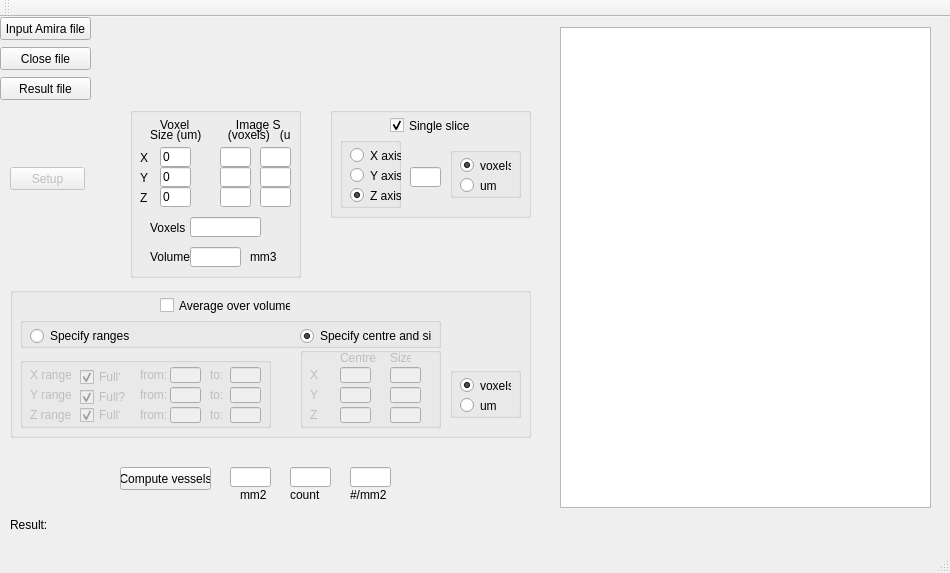
Above: Qt/Quantifier/mainwindow.ui from gibbogle/vessel-tools before the change. Below: the same form after it.
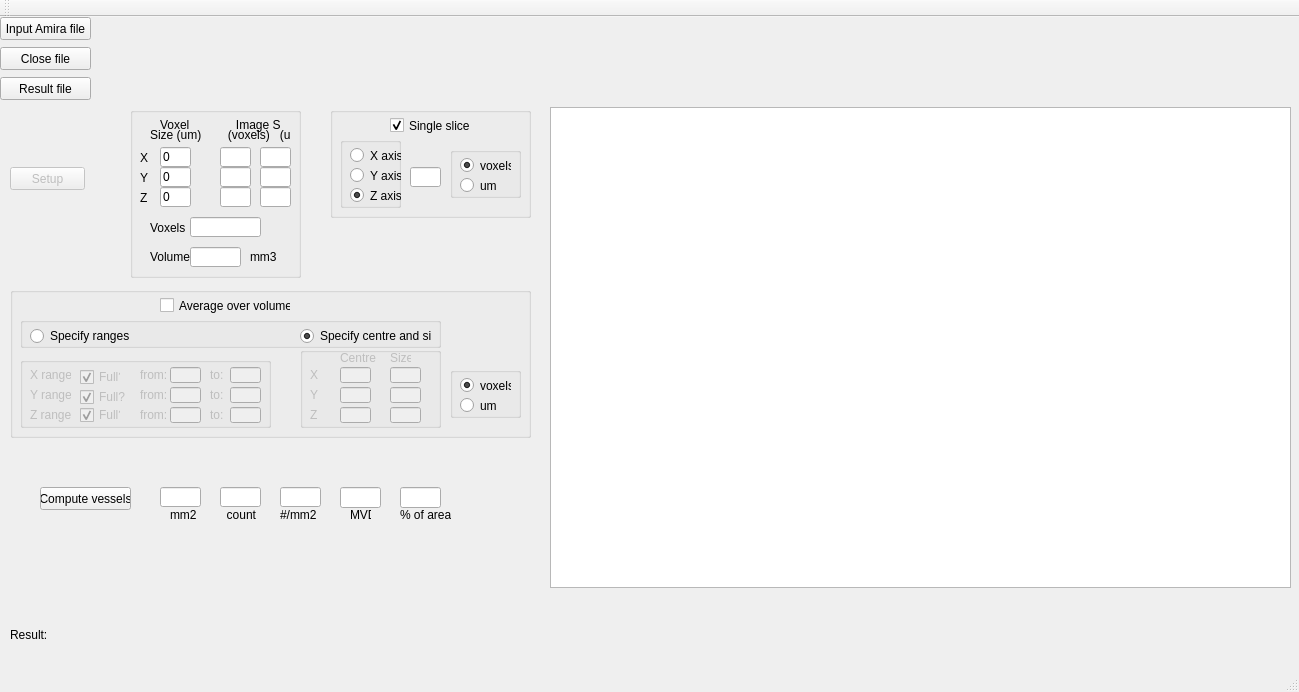
That is the form after the change.

Commit message: G: changed Qt/Quantifier/mainwindow.cpp G: changed Qt/Quantifier/mainwindow.h G: changed Qt/Quantifier/mainwindow.ui G: changed Qt/Quantifier/network.h G: changed Qt/Quantifier/quantify.cpp G: changed Qt/Quantifier/quantify.h

```diff
--- a/Qt/Quantifier/mainwindow.ui
+++ b/Qt/Quantifier/mainwindow.ui
@@ -6,8 +6,8 @@
    <rect>
     <x>0</x>
     <y>0</y>
-    <width>950</width>
-    <height>573</height>
+    <width>1299</width>
+    <height>692</height>
    </rect>
   </property>
   <property name="windowTitle">
@@ -32,7 +32,7 @@
      <rect>
       <x>100</x>
       <y>0</y>
-      <width>411</width>
+      <width>1191</width>
       <height>21</height>
      </rect>
     </property>
@@ -44,7 +44,7 @@
     <property name="geometry">
      <rect>
       <x>10</x>
-      <y>500</y>
+      <y>610</y>
       <width>41</width>
       <height>16</height>
      </rect>
@@ -57,8 +57,8 @@
     <property name="geometry">
      <rect>
       <x>50</x>
-      <y>500</y>
-      <width>881</width>
+      <y>610</y>
+      <width>1241</width>
       <height>16</height>
      </rect>
     </property>
@@ -69,9 +69,9 @@
    <widget class="QTextEdit" name="textEdit">
     <property name="geometry">
      <rect>
-      <x>560</x>
-      <y>10</y>
-      <width>371</width>
+      <x>550</x>
+      <y>90</y>
+      <width>741</width>
       <height>481</height>
      </rect>
     </property>
@@ -94,7 +94,7 @@
      <rect>
       <x>100</x>
       <y>30</y>
-      <width>411</width>
+      <width>1191</width>
       <height>21</height>
      </rect>
     </property>
@@ -120,7 +120,7 @@
      <rect>
       <x>100</x>
       <y>60</y>
-      <width>411</width>
+      <width>1191</width>
       <height>21</height>
      </rect>
     </property>
@@ -1070,8 +1070,8 @@
    <widget class="QPushButton" name="pushButton_vessels">
     <property name="geometry">
      <rect>
-      <x>120</x>
-      <y>450</y>
+      <x>40</x>
+      <y>470</y>
       <width>91</width>
       <height>23</height>
      </rect>
@@ -1083,8 +1083,8 @@
    <widget class="QLineEdit" name="lineEdit_density">
     <property name="geometry">
      <rect>
-      <x>350</x>
-      <y>450</y>
+      <x>280</x>
+      <y>470</y>
       <width>41</width>
       <height>20</height>
      </rect>
@@ -1096,8 +1096,8 @@
    <widget class="QLineEdit" name="lineEdit_count">
     <property name="geometry">
      <rect>
-      <x>290</x>
-      <y>450</y>
+      <x>220</x>
+      <y>470</y>
       <width>41</width>
       <height>20</height>
      </rect>
@@ -1109,8 +1109,8 @@
    <widget class="QLineEdit" name="lineEdit_area">
     <property name="geometry">
      <rect>
-      <x>230</x>
-      <y>450</y>
+      <x>160</x>
+      <y>470</y>
       <width>41</width>
       <height>20</height>
      </rect>
@@ -1122,8 +1122,8 @@
    <widget class="QLabel" name="label_density">
     <property name="geometry">
      <rect>
-      <x>350</x>
-      <y>470</y>
+      <x>280</x>
+      <y>490</y>
       <width>41</width>
       <height>16</height>
      </rect>
@@ -1135,8 +1135,8 @@
    <widget class="QLabel" name="label_unitsarea">
     <property name="geometry">
      <rect>
-      <x>240</x>
-      <y>470</y>
+      <x>170</x>
+      <y>490</y>
       <width>31</width>
       <height>16</height>
      </rect>
@@ -1148,14 +1148,14 @@
    <widget class="QLabel" name="label_number">
     <property name="geometry">
      <rect>
-      <x>290</x>
-      <y>470</y>
-      <width>31</width>
+      <x>220</x>
+      <y>490</y>
+      <width>41</width>
       <height>16</height>
      </rect>
     </property>
     <property name="text">
-     <string>count</string>
+     <string>  count</string>
     </property>
    </widget>
    <widget class="QPushButton" name="pushButton_setup">
@@ -1174,6 +1174,52 @@
      <string>Setup</string>
     </property>
    </widget>
+   <widget class="QLineEdit" name="lineEdit_MVD">
+    <property name="geometry">
+     <rect>
+      <x>340</x>
+      <y>470</y>
+      <width>41</width>
+      <height>21</height>
+     </rect>
+    </property>
+   </widget>
+   <widget class="QLabel" name="label_MVD">
+    <property name="geometry">
+     <rect>
+      <x>350</x>
+      <y>490</y>
+      <width>21</width>
+      <height>16</height>
+     </rect>
+    </property>
+    <property name="text">
+     <string>MVD</string>
+    </property>
+   </widget>
+   <widget class="QLineEdit" name="lineEdit_fraction">
+    <property name="geometry">
+     <rect>
+      <x>400</x>
+      <y>470</y>
+      <width>41</width>
+      <height>21</height>
+     </rect>
+    </property>
+   </widget>
+   <widget class="QLabel" name="label_fraction">
+    <property name="geometry">
+     <rect>
+      <x>400</x>
+      <y>490</y>
+      <width>51</width>
+      <height>16</height>
+     </rect>
+    </property>
+    <property name="text">
+     <string>% of area</string>
+    </property>
+   </widget>
   </widget>
   <widget class="QMenuBar" name="menuBar">
    <property name="geometry">
```
Left out of the diff: 4 changed lines with no effect on the pictures. The commit also changes 5 other files.
